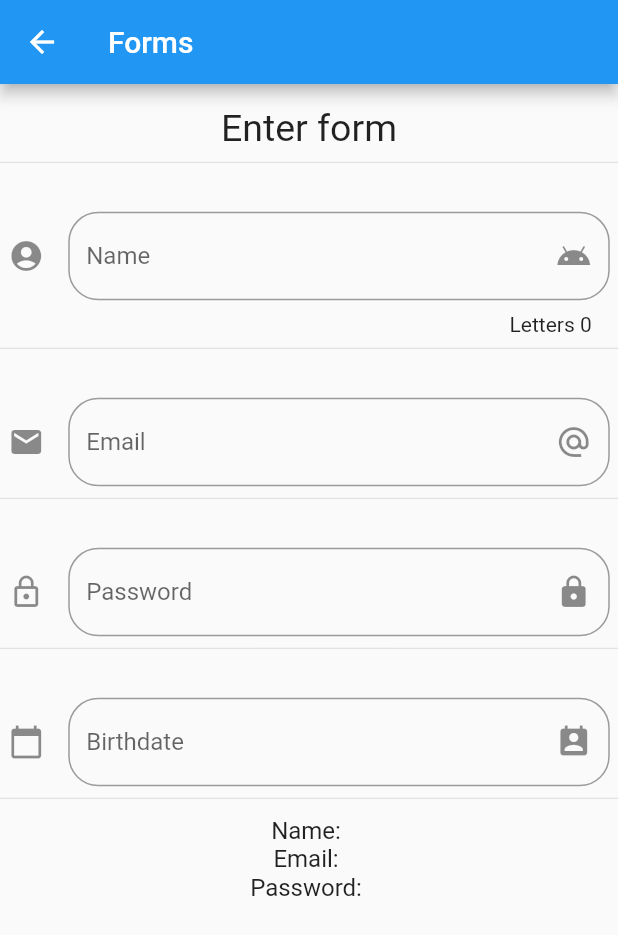
After one commit to claudio-familia/ComponentsFlutter, a Flutter app: the FormsPage screen opened by its route, on a phone screen of 412 x 824 dp. The commit adds this screen. Shown: the top 935 px of the screen. Run offline on Flutter 3.47's test engine with Material 2 defaults, Android fonts, the phone set to English and light mode, and no system bars; network calls fail.

Commit message:
Inclusion de page animator y form page + configuracion de idioma e internacionalizacion

```diff
--- a/data/menu_opts.json
+++ b/data/menu_opts.json
@@ -15,6 +15,16 @@
             "ruta" : "card",
             "icon" : "folder_open",
             "texto": "Cards - Tarjetas"
+        },
+        {
+            "ruta" : "animatedContainer",
+            "icon" : "live_tv",
+            "texto": "Animated Container"
+        },
+        {
+            "ruta" : "forms",
+            "icon" : "send",
+            "texto": "Forms"
         }
     ]
 }
--- /dev/null
+++ b/lib/src/pages/forms_page.dart
@@ -0,0 +1,165 @@
+import 'package:flutter/material.dart';
+
+class FormsPage extends StatefulWidget {
+  @override
+  _FormsPageState createState() => _FormsPageState();
+}
+
+class _FormsPageState extends State<FormsPage> {
+  String _name = "";
+  String _email = "";
+  String _password = "";
+  String _date = "";
+
+  TextEditingController _dateFieldController = new TextEditingController();
+
+  @override
+  Widget build(BuildContext context) {
+    return Container(
+       child: Scaffold(
+         appBar: AppBar(
+           title: Text('Forms'),
+         ),
+         body: ListView(
+           children: <Widget>[
+             Container(
+               child: Center(
+                         child: Text('Enter form', style: TextStyle(fontSize: 25))
+                      ),
+                padding: EdgeInsets.only(top:15.2),
+            ),
+             Divider(),
+             _getTextField(),
+             Divider(),
+             _getTextEmail(),
+             Divider(),
+             _getTextPassword(),
+             Divider(),
+             _getTextDateSelector(context),
+             Divider(),
+             ListTile(
+               title: Column(
+                 children: <Widget>[
+                   Text('Name: $_name'),
+                   Text('Email: $_email'),
+                   Text('Password: ${'*'*(_password.length)}')
+                 ],
+               ),
+             )
+           ],
+        ),
+       ),
+    );
+  }
+
+  _getTextField() {
+    return Container(
+      padding: EdgeInsets.only(left: 5.5, right: 5.5, top: 25),
+      child: TextField(
+        textCapitalization: TextCapitalization.sentences,
+        decoration: InputDecoration(
+          border: OutlineInputBorder(
+            borderRadius: BorderRadius.circular(20.0)
+          ),
+          counter: Text('Letters ${_name.length}'),
+          hintText: 'Type your name',
+          labelText: 'Name',
+          suffixIcon: Icon(Icons.android),
+          icon: Icon(Icons.account_circle)
+        ),
+        onChanged: (value){
+          setState(() {
+            _name = value;
+          });
+        },
+      ),
+    );
+  }
+
+  _getTextEmail() {
+     return Container(
+      padding: EdgeInsets.only(left: 5.5, right: 5.5, top: 25),
+      child: TextField(
+        keyboardType: TextInputType.emailAddress,
+        textCapitalization: TextCapitalization.sentences,
+        decoration: InputDecoration(
+          border: OutlineInputBorder(
+            borderRadius: BorderRadius.circular(20.0)
+          ),
+          hintText: 'Type your email',
+          labelText: 'Email',
+          suffixIcon: Icon(Icons.alternate_email),
+          icon: Icon(Icons.email)
+        ),
+        onChanged: (value){
+          setState(() {
+            _email = value;
+          });
+        },
+      ),
+    );
+  }
+
+  _getTextPassword() {
+     return Container(
+      padding: EdgeInsets.only(left: 5.5, right: 5.5, top: 25),
+      child: TextField(
+        obscureText: true,
+        textCapitalization: TextCapitalization.sentences,
+        decoration: InputDecoration(
+          border: OutlineInputBorder(
+            borderRadius: BorderRadius.circular(20.0)
+          ),
+          hintText: 'Type your password',
+          labelText: 'Password',
+          suffixIcon: Icon(Icons.lock),
+          icon: Icon(Icons.lock_outline)
+        ),
+        onChanged: (value){
+          setState(() {
+            _password = value;
+          });
+        },
+      ),
+    );
+  }
+
+   _getTextDateSelector(BuildContext context) {
+     return Container(
+      padding: EdgeInsets.only(left: 5.5, right: 5.5, top: 25),
+      child: TextField(
+        controller: _dateFieldController,
+        decoration: InputDecoration(
+          border: OutlineInputBorder(
+            borderRadius: BorderRadius.circular(20.0)
+          ),
+          hintText: 'Type your birthdate',
+          labelText: 'Birthdate',
+          suffixIcon: Icon(Icons.perm_contact_calendar),
+          icon: Icon(Icons.calendar_today)
+        ),
+        onTap: (){
+          FocusScope.of(context).requestFocus(new FocusNode());
+          _selectDate(context);
+        },
+      ),
+    );
+  }
+
+  _selectDate(BuildContext context) async {
+    DateTime picked = await showDatePicker(
+      context: context,
+      initialDate: new DateTime.now(),
+      firstDate: new DateTime(1990),
+      lastDate: new DateTime(2025),
+      locale: Locale('es','ES')
+    );
+
+    if(picked != null){
+      setState(() {
+       _date = picked.toString();
+       _dateFieldController.text = _date;
+      });
+    }
+  }
+}
--- a/lib/src/routes/routes.dart
+++ b/lib/src/routes/routes.dart
@@ -1,15 +1,20 @@
 import 'package:flutter/material.dart';
+
+import 'package:components/src/pages/home_page.dart';
 
 import 'package:components/src/pages/alert_page.dart';
 import 'package:components/src/pages/avatar_page.dart';
 import 'package:components/src/pages/card_page.dart';
-import 'package:components/src/pages/home_page.dart';
+import 'package:components/src/pages/animated_container.dart';
+import 'package:components/src/pages/forms_page.dart';
 
 Map<String, WidgetBuilder> getApplicationRoutes(){
   return <String, WidgetBuilder>{
-    'home'   : (BuildContext context) => HomePage(),
-    'alert'  : (BuildContext context) => AlertPage(),
-    'avatar' : (BuildContext context) => AvatarPage(),
-    'card' : (BuildContext context) => CardPage(),
+    'home'              : (BuildContext context) => HomePage(),
+    'alert'             : (BuildContext context) => AlertPage(),
+    'avatar'            : (BuildContext context) => AvatarPage(),
+    'card'              : (BuildContext context) => CardPage(),
+    'animatedContainer' : (BuildContext context) => AnimatedContainerPage(),
+    'forms'             : (BuildContext context) => FormsPage(),
   };
 }
--- a/lib/src/utils/icons_utils.dart
+++ b/lib/src/utils/icons_utils.dart
@@ -4,6 +4,8 @@ Map<String, IconData> _icons = {
   'add_alert'     : Icons.add_alert,
   'accessibility' : Icons.accessibility,
   'folder_open'   : Icons.folder_open,
+  'live_tv'       : Icons.live_tv,
+  'send'          : Icons.send,
 };
 
 
--- a/pubspec.yaml
+++ b/pubspec.yaml
@@ -26,6 +26,8 @@ dependencies:
 
 dev_dependencies:
   flutter_test:
+    sdk: flutter
+  flutter_localizations:
     sdk: flutter
 
 
```
Also changed, not shown: lib/main.dart (+11 -0 lines), lib/src/pages/alert_page.dart (+48 -3 lines), lib/src/pages/animated_container.dart (added, +53 -0 lines), lib/src/pages/avatar_page.dart (+19 -1 lines), pubspec.lock.
